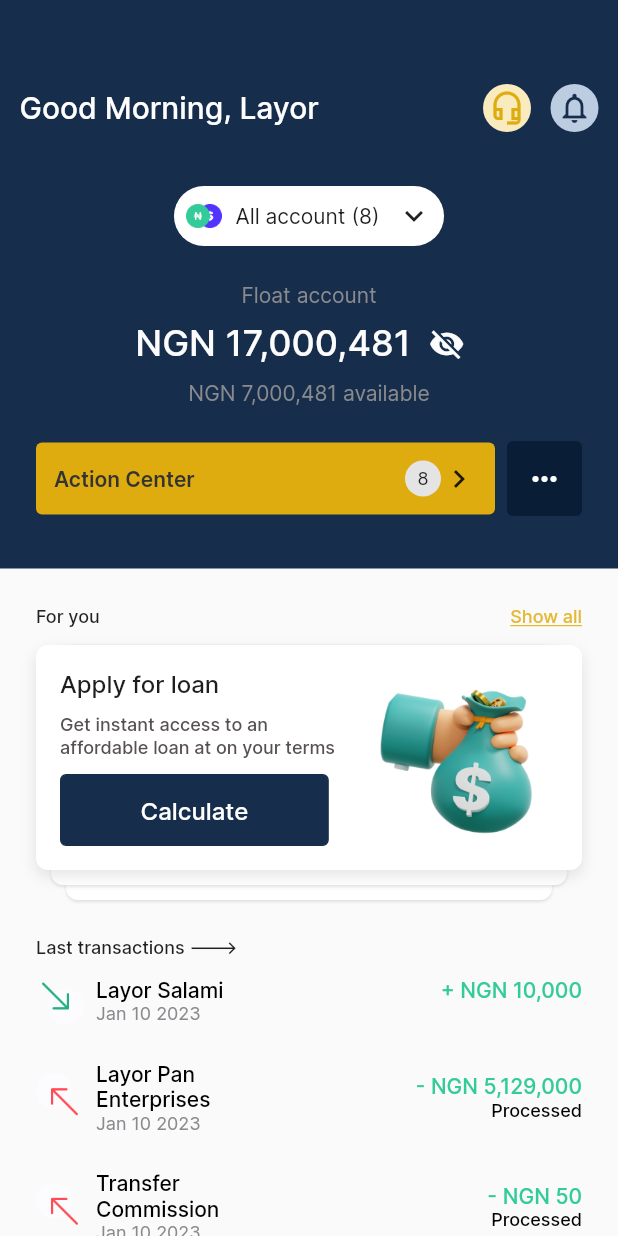
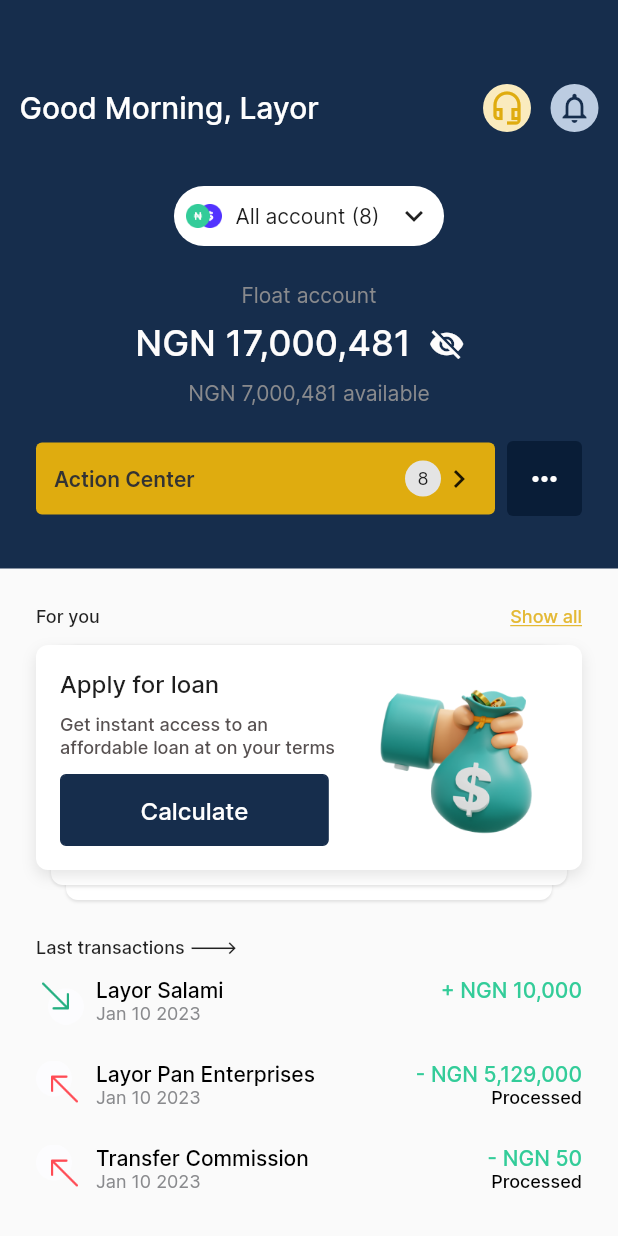
Before and after one commit to Tolulope05/firstbank_cib, a Flutter app: the DashBoardScreen screen opened by its route, on a phone screen of 412 x 824 dp. Run offline on Flutter 3.47's test engine with Material 2 defaults, Android fonts, the phone set to English and light mode, and no system bars; our stand-ins replace flutter_svg, get, pinput, smooth_page_indicator.

Commit message:
clean code

```diff
--- a/lib/view/dashboard/dash_board_screen.dart
+++ b/lib/view/dashboard/dash_board_screen.dart
@@ -402,7 +402,7 @@ class DashBoardScreen extends StatelessWidget {
                       ],
                     ),
                   ),
-                  const SizedBox(height: 100), // to be removed soon
+                  const SizedBox(height: 100), // to be remo
                 ],
               ),
             )
--- a/lib/widgets/transaction_card.dart
+++ b/lib/widgets/transaction_card.dart
@@ -23,7 +23,7 @@ class TransactionCard extends StatelessWidget {
         vertical: 12,
       ),
       child: Row(
-        mainAxisSize: MainAxisSize.max,
+        // mainAxisSize: MainAxisSize.max,
         children: [
           //column 1
           Column(
@@ -64,7 +64,6 @@ class TransactionCard extends StatelessWidget {
               ),
             ),
           ),
-          const Spacer(),
           //column 3
           Column(
             crossAxisAlignment: CrossAxisAlignment.end,
```
